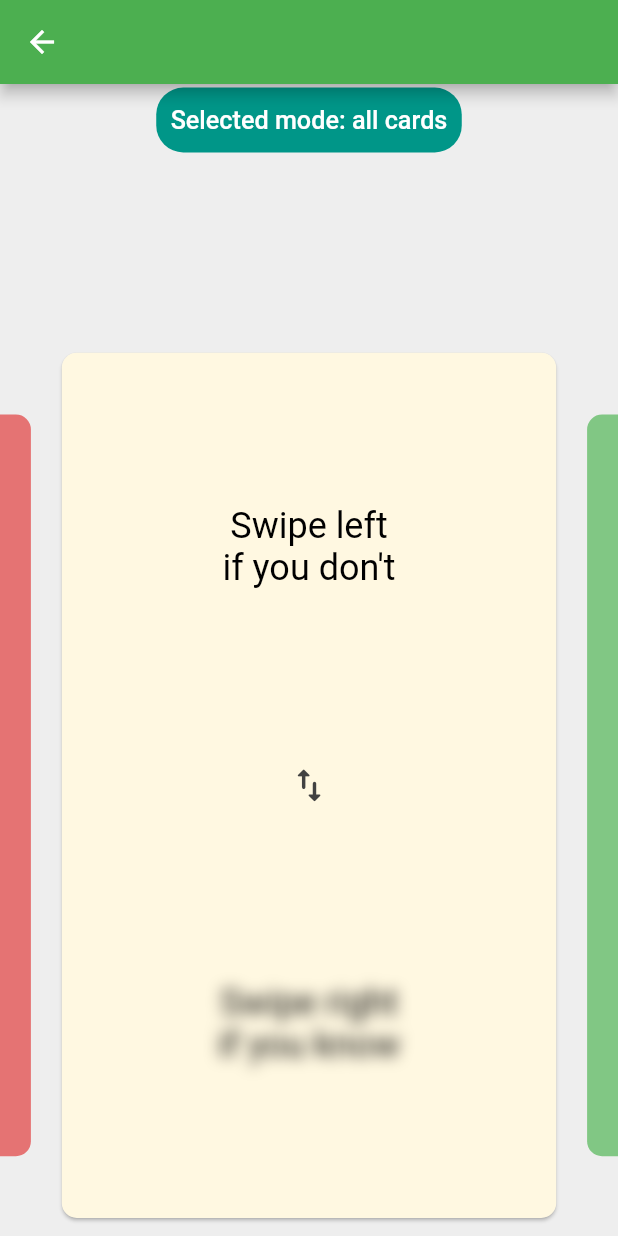
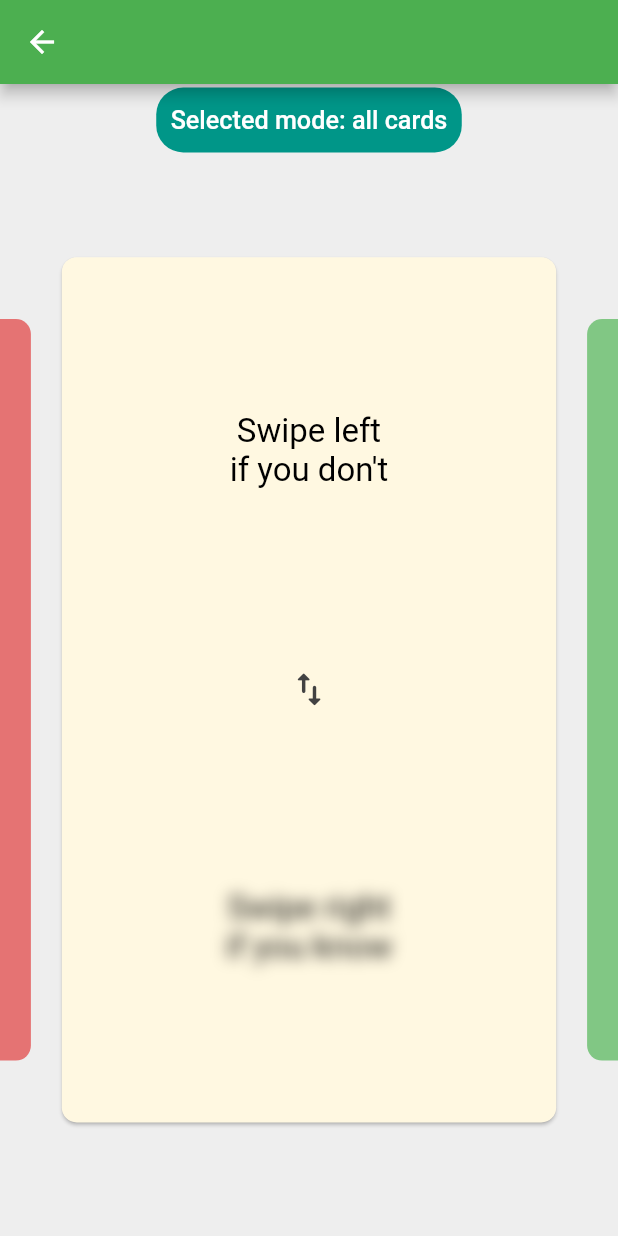
Before and after one commit to IvanShaptalov/FlashCardsReader, a Flutter app: the QuizTrainerView screen opened directly with empty values, on a phone screen of 412 x 824 dp. Run offline on Flutter 3.47's test engine with Material 2 defaults, Android fonts, the phone set to English and light mode, and no system bars; drawn by our look-alikes of overlay_support; our stand-ins replace bloc, flutter_bloc, flutter_staggered_animations, hive, hive_flutter, watcher; missing offline and left inert: translator; accounts and stored records are empty.

Commit message:
feat(quiz folder): upgraded quiz ux-ui

```diff
--- a/lib/views/flashcards/quiz/quiz_card_widget.dart
+++ b/lib/views/flashcards/quiz/quiz_card_widget.dart
@@ -11,7 +11,6 @@ class QuizFlashCard extends StatefulWidget {
   final BuildContext quizContext;
   bool empty;
   QuizFlashCard({this.empty = false, required this.quizContext, super.key});
-  bool swap = SwapWordsProvider.swap;
   String swipeRight = 'Swipe right\nif you know';
   String swipeLeft = 'Swipe left\nif you don\'t';
   @override
@@ -32,7 +31,7 @@ class _QuizFlashCardState extends State<QuizFlashCard> {
         child: widget.empty
             ? const SizedBox.shrink()
             : Text(
-                widget.swap
+                SwapWordsProvider.swap
                     ? currentFcard?.answer ?? widget.swipeRight
                     : currentFcard?.question ?? widget.swipeLeft,
                 style: FontConfigs.cardQuestionTextStyle,
@@ -60,7 +59,7 @@ class _QuizFlashCardState extends State<QuizFlashCard> {
               child: widget.empty
                   ? const SizedBox.shrink()
                   : Text(
-                      widget.swap
+                      SwapWordsProvider.swap
                           ? currentFcard?.question ?? widget.swipeLeft
                           : currentFcard?.answer ?? widget.swipeRight,
                       style: FontConfigs.cardAnswerTextStyle,
@@ -96,7 +95,6 @@ class _QuizFlashCardState extends State<QuizFlashCard> {
                 child: IconButton(
                     onPressed: () {
                       SwapWordsProvider.swapIt();
-                      widget.swap = SwapWordsProvider.swap;
                       setState(() {});
                     },
                     icon: Icon(
--- a/lib/views/flashcards/quiz/vertical_quiz_view.dart
+++ b/lib/views/flashcards/quiz/vertical_quiz_view.dart
@@ -107,15 +107,15 @@ class _VerticalQuizState extends State<VerticalQuiz> {
 
     for (var flash in SummaryFlashCardsProvider.flashSetMock.toList()) {
       list.add(Padding(
-        padding: EdgeInsets.all(SizeConfig.getMediaHeight(context, p: 0.02)),
+        padding: EdgeInsets.all(SizeConfig.getMediaHeight(context, p: 0.01)),
         child: Container(
-            height: SizeConfig.getMediaHeight(context, p: 0.1),
-            width: SizeConfig.getMediaWidth(context, p: 0.7),
+            height: SizeConfig.getMediaHeight(context, p: 0.08),
+            width: SizeConfig.getMediaWidth(context, p: 0.6),
             decoration: BoxDecoration(
                 borderRadius: BorderRadius.circular(25),
                 color: flash.isCorrect
-                    ? ConfigQuizView.correctAreaColor
-                    : ConfigQuizView.wrongAreaColor),
+                    ? ConfigQuizView.correctAreaColor.withOpacity(0.7)
+                    : ConfigQuizView.wrongAreaColor.withOpacity(0.7)),
             child: Column(
               mainAxisAlignment: MainAxisAlignment.center,
               children: [
@@ -125,6 +125,7 @@ class _VerticalQuizState extends State<VerticalQuiz> {
                     child: Text(
                       flash.question,
                       style: ConfigQuizView.quizWordSummaryTextStyleBlack,
+                      maxLines: 1,
                     ),
                   ),
                 ),
@@ -136,7 +137,8 @@ class _VerticalQuizState extends State<VerticalQuiz> {
                   child: Center(
                     child: Text(
                       flash.answer,
-                      style: ConfigQuizView.quizWordSummaryTextStyleBlack,
+                      style: ConfigQuizView.quizWordSummaryTextStyle,
+                      maxLines: 1,
                     ),
                   ),
                 ),
@@ -155,8 +157,12 @@ class _VerticalQuizState extends State<VerticalQuiz> {
           Container(
             color: ConfigQuizView.quizResultBackgroundColor,
             height: SizeConfig.getMediaHeight(context, p: 0.7),
+            child: Padding(
+              padding: EdgeInsets.symmetric(
+                  horizontal: SizeConfig.getMediaWidth(context, p: 0.02)),
               child: ListView(
                 children: loadListItems(),
+              ),
             ),
           ),
           Padding(
@@ -210,6 +216,9 @@ class _VerticalQuizState extends State<VerticalQuiz> {
 
   @override
   Widget build(BuildContext context) {
+    var dragCard = QuizFlashCard(
+      quizContext: context,
+    );
     return Center(
         child: Column(
       mainAxisAlignment: MainAxisAlignment.spaceBetween,
@@ -229,10 +238,9 @@ class _VerticalQuizState extends State<VerticalQuiz> {
                   const WrongAnswerArea(),
                   Draggable<bool>(
                       // Data is the value this Draggable stores.
-                    axis: Axis.horizontal, data: true,
-                    feedback: QuizFlashCard(
-                      quizContext: context,
-                    ),
+                      axis: Axis.horizontal,
+                      data: true,
+                      feedback: dragCard,
                       childWhenDragging: QuizFlashCard(
                         quizContext: context,
                         empty: true,
@@ -244,7 +252,6 @@ class _VerticalQuizState extends State<VerticalQuiz> {
                       onDragUpdate: (details) {
                         debugPrintIt('update');
                       },
-
                       onDraggableCanceled: (velocity, offset) {
                         debugPrintIt(offset.dx);
                         debugPrintIt(BlocProvider.of<QuizBloc>(context)
@@ -268,12 +275,12 @@ class _VerticalQuizState extends State<VerticalQuiz> {
                           addWordToResult(true);
                         } else {}
                       },
-                    child: QuizFlashCard(
-                      quizContext: context,
-                    ),
-                  ),
+                      child: dragCard),
                   const CorrectAnswerArea(),
                 ],
+              ),
+        SizedBox(
+          height: SizeConfig.getMediaHeight(context, p: 0.01),
         ),
       ],
     ));
--- a/lib/views/view_config.dart
+++ b/lib/views/view_config.dart
@@ -58,9 +58,9 @@ class FontConfigs {
       TextStyle(fontSize: 16, fontWeight: FontWeight.bold);
 
   static const TextStyle cardAnswerTextStyle =
-      TextStyle(fontSize: 24, color: Colors.black);
+      TextStyle(fontSize: 22, color: Colors.black);
   static const TextStyle cardQuestionTextStyle =
-      TextStyle(fontSize: 24, color: Colors.black);
+      TextStyle(fontSize: 22, color: Colors.black);
 }
 
 class ConfigFlashcardView {
@@ -121,8 +121,10 @@ class ConfigQuizView {
   static Color quizResultBackgroundColor = Colors.grey.shade300;
 
   static TextStyle quizSummaryTextStyle = TextStyle(
-      fontSize: 16, fontWeight: FontWeight.bold, color: Colors.grey.shade800);
+      fontSize: 18, fontWeight: FontWeight.w700, color: Colors.grey.shade800);
 
   static TextStyle quizWordSummaryTextStyleBlack =
-      TextStyle(fontSize: 16, fontWeight: FontWeight.bold, color: Colors.black);
+      const TextStyle(fontSize: 18, color: Colors.black);
+  static TextStyle quizWordSummaryTextStyle =
+      TextStyle(fontSize: 16,  color: Colors.grey.shade900);
 }
```
Lines whose indentation alone changed are shown as unchanged.
